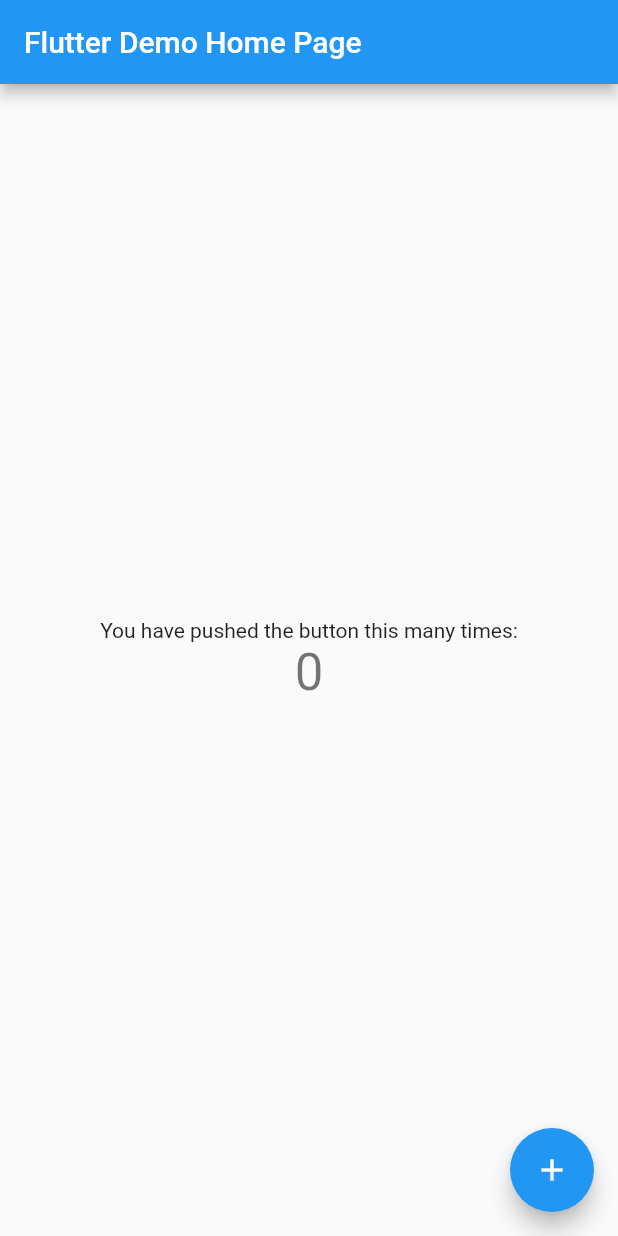
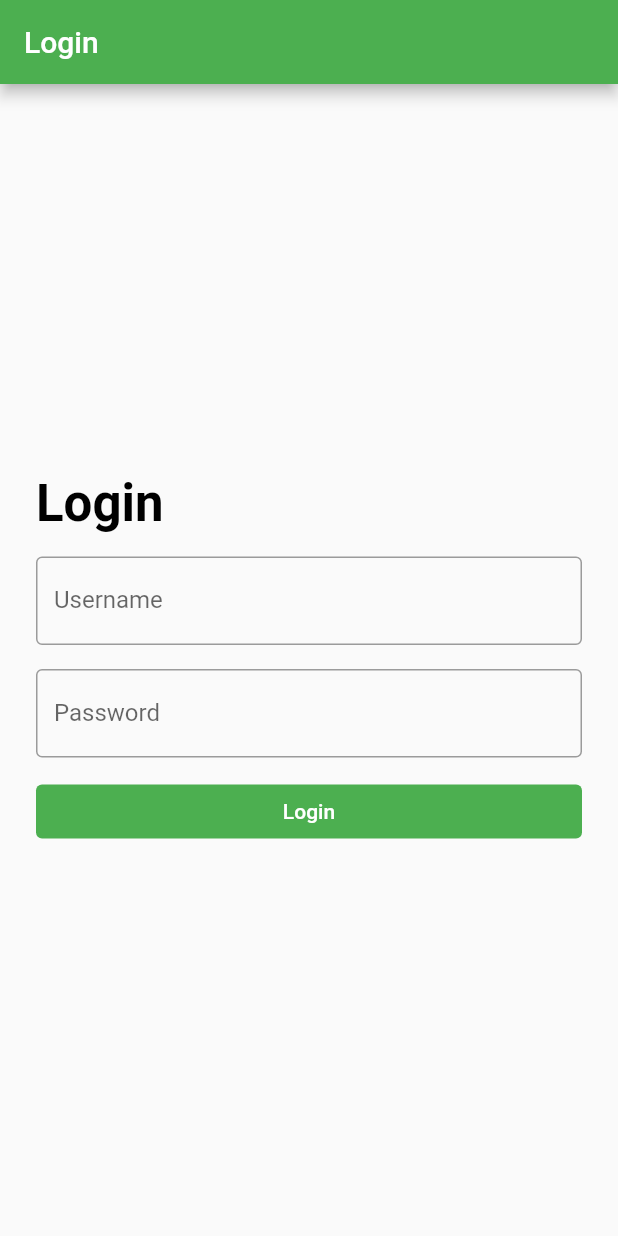
Before and after one commit to SphericalKat/kkm_sample, a Flutter app: the screen it shows after launch, on a phone screen of 412 x 824 dp. Run offline on Flutter 3.47's test engine with Material 2 defaults, Android fonts, the light colour scheme and no system bars; our stand-ins replace mobx; generated files the repository leaves out were written again.

Commit message:
feat(login): implement form UI
Signed-off-by: SphericalKat <amolele@gmail.com>

```diff
--- a/lib/main.dart
+++ b/lib/main.dart
@@ -1,65 +1,18 @@
 import 'package:flutter/material.dart';
+import 'routes/login.dart';
 
-void main() {
-  runApp(MyApp());
-}
+void main() => runApp(MyApp());
 
 class MyApp extends StatelessWidget {
+  // This widget is the root of your application.
   @override
   Widget build(BuildContext context) {
     return MaterialApp(
-      title: 'Flutter Demo',
+      title: 'KKM',
       theme: ThemeData(
-        primarySwatch: Colors.blue,
+        primarySwatch: Colors.green,
       ),
-      home: MyHomePage(title: 'Flutter Demo Home Page'),
+      home: const LoginForm(),
     );
   }
 }
-
-class MyHomePage extends StatefulWidget {
-  MyHomePage({Key? key, this.title}) : super(key: key);
-
-  final String? title;
-
-  @override
-  _MyHomePageState createState() => _MyHomePageState();
-}
-
-class _MyHomePageState extends State<MyHomePage> {
-  int _counter = 0;
-
-  void _incrementCounter() {
-    setState(() {
-      _counter++;
-    });
-  }
-
-  @override
-  Widget build(BuildContext context) {
-    return Scaffold(
-      appBar: AppBar(
-        title: Text(widget.title!),
-      ),
-      body: Center(
-        child: Column(
-          mainAxisAlignment: MainAxisAlignment.center,
-          children: <Widget>[
-            Text(
-              'You have pushed the button this many times:',
-            ),
-            Text(
-              '$_counter',
-              style: Theme.of(context).textTheme.headline4,
-            ),
-          ],
-        ),
-      ),
-      floatingActionButton: FloatingActionButton(
-        onPressed: _incrementCounter,
-        tooltip: 'Increment',
-        child: Icon(Icons.add),
-      ), // This trailing comma makes auto-formatting nicer for build methods.
-    );
-  }
-}
--- /dev/null
+++ b/lib/routes/login.dart
@@ -0,0 +1,63 @@
+import 'package:flutter/material.dart';
+
+class LoginForm extends StatefulWidget {
+  const LoginForm();
+
+  @override
+  _LoginFormState createState() => _LoginFormState();
+}
+
+class _LoginFormState extends State<LoginForm> {
+  @override
+  Widget build(BuildContext context) {
+    return Scaffold(
+      appBar: AppBar(
+        title: const Text('Login'),
+      ),
+      body: Form(
+        child: Padding(
+          padding: const EdgeInsets.all(24.0),
+          child: Column(
+            mainAxisAlignment: MainAxisAlignment.center,
+            crossAxisAlignment: CrossAxisAlignment.stretch,
+            children: [
+              Padding(
+                padding: const EdgeInsets.only(bottom: 16),
+                child: Text(
+                  'Login',
+                  style: Theme.of(context).textTheme.headline4!.copyWith(
+                        color: Colors.black,
+                        fontWeight: FontWeight.bold,
+                      ),
+                ),
+              ),
+              const TextField(
+                decoration: InputDecoration(
+                  labelText: 'Username',
+                  hintText: 'Enter your username',
+                  border: OutlineInputBorder(),
+                ),
+              ),
+              const SizedBox(height: 16),
+              const TextField(
+                decoration: InputDecoration(
+                  labelText: 'Password',
+                  hintText: 'Enter your username',
+                  border: OutlineInputBorder(),
+                ),
+              ),
+              const SizedBox(height: 12),
+              ElevatedButton(
+                onPressed: () {},
+                style: ElevatedButton.styleFrom(
+                  elevation: 0,
+                ),
+                child: const Text('Login'),
+              ),
+            ],
+          ),
+        ),
+      ),
+    );
+  }
+}
--- a/pubspec.yaml
+++ b/pubspec.yaml
@@ -14,11 +14,15 @@
 
   cupertino_icons: ^1.0.2
   device_info: ^2.0.0
+  mobx: ^2.0.1
+  flutter_mobx: ^2.0.0
 
 dev_dependencies:
   flutter_test:
     sdk: flutter
-  pedantic: ^1.11.0
+  lint: ^1.5.3
+  build_runner: ^1.12.2
+  mobx_codegen: ^2.0.0
 
 flutter:
   uses-material-design: true
```
Also changed, not shown: analysis_options.yaml (+14 -1 lines), lib/stores/counter.dart (+15 -0 lines), pubspec.lock, 1 other file.
